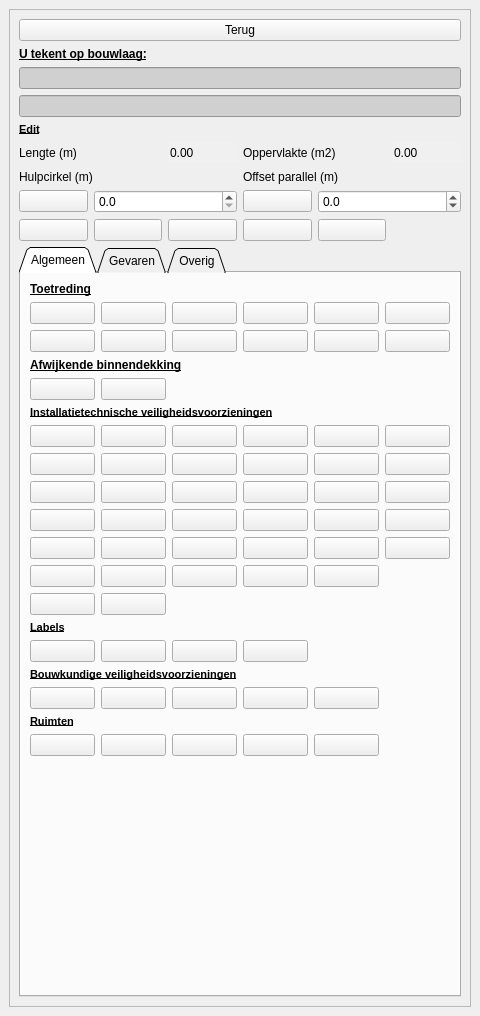
Old version of the form plugin/oiv/bag_pand/oiv_tekenen_widget.ui in the repository OIV-NL-QGIS/QGIS_project.
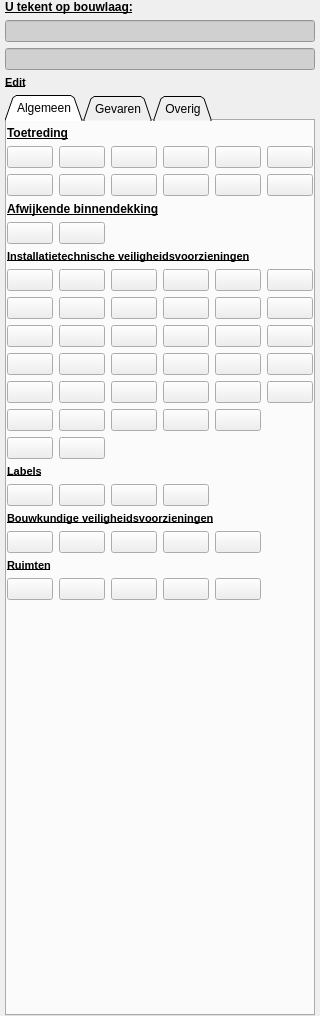
New version of the form. Icons and pictures are not drawn.

Commit message: buttons working again

Diff of the .ui file:
```diff
--- a/plugin/oiv/bag_pand/oiv_tekenen_widget.ui
+++ b/plugin/oiv/bag_pand/oiv_tekenen_widget.ui
@@ -6,7 +6,7 @@
    <rect>
     <x>0</x>
     <y>0</y>
-    <width>480</width>
+    <width>320</width>
     <height>1016</height>
    </rect>
   </property>
@@ -24,8 +24,26 @@
   </property>
   <widget class="QWidget" name="dockWidgetContents">
    <layout class="QGridLayout" name="gridLayout_2">
+    <property name="leftMargin">
+     <number>5</number>
+    </property>
+    <property name="topMargin">
+     <number>0</number>
+    </property>
+    <property name="rightMargin">
+     <number>5</number>
+    </property>
+    <property name="bottomMargin">
+     <number>0</number>
+    </property>
     <item row="0" column="0">
      <widget class="QScrollArea" name="scrollArea">
+      <property name="frameShape">
+       <enum>QFrame::NoFrame</enum>
+      </property>
+      <property name="frameShadow">
+       <enum>QFrame::Plain</enum>
+      </property>
       <property name="widgetResizable">
        <bool>true</bool>
       </property>
@@ -34,173 +52,28 @@
         <rect>
          <x>0</x>
          <y>0</y>
-         <width>460</width>
-         <height>974</height>
+         <width>310</width>
+         <height>994</height>
         </rect>
        </property>
-       <layout class="QVBoxLayout" name="verticalLayout">
-        <item>
+       <layout class="QGridLayout" name="gridLayout_5">
+        <property name="leftMargin">
+         <number>0</number>
+        </property>
+        <property name="topMargin">
+         <number>0</number>
+        </property>
+        <property name="rightMargin">
+         <number>0</number>
+        </property>
+        <property name="bottomMargin">
+         <number>0</number>
+        </property>
+        <item row="0" column="0">
          <layout class="QGridLayout" name="gridLayout">
           <item row="3" column="1">
            <layout class="QGridLayout" name="gridLayout_6">
-            <item row="11" column="2">
-             <widget class="QPushButton" name="move">
-              <property name="enabled">
-               <bool>true</bool>
-              </property>
-              <property name="sizePolicy">
-               <sizepolicy hsizetype="Minimum" vsizetype="Fixed">
-                <horstretch>0</horstretch>
-                <verstretch>0</verstretch>
-               </sizepolicy>
-              </property>
-              <property name="toolTip">
-               <string>verplaats of roteer...</string>
-              </property>
-              <property name="text">
-               <string/>
-              </property>
-              <property name="icon">
-               <iconset resource="../resources.qrc">
-                <normaloff>:/plugins/oiv/config_files/png/move.png</normaloff>:/plugins/oiv/config_files/png/move.png</iconset>
-              </property>
-              <property name="iconSize">
-               <size>
-                <width>28</width>
-                <height>28</height>
-               </size>
-              </property>
-              <property name="checkable">
-               <bool>false</bool>
-              </property>
-              <property name="autoDefault">
-               <bool>false</bool>
-              </property>
-              <property name="default">
-               <bool>false</bool>
-              </property>
-              <property name="flat">
-               <bool>false</bool>
-              </property>
-             </widget>
-            </item>
-            <item row="11" column="0">
-             <widget class="QPushButton" name="identify">
-              <property name="enabled">
-               <bool>true</bool>
-              </property>
-              <property name="sizePolicy">
-               <sizepolicy hsizetype="Minimum" vsizetype="Fixed">
-                <horstretch>0</horstretch>
-                <verstretch>0</verstretch>
-               </sizepolicy>
-              </property>
-              <property name="toolTip">
-               <string>open formulier van een object...</string>
-              </property>
-              <property name="text">
-               <string/>
-              </property>
-              <property name="icon">
-               <iconset resource="../resources.qrc">
-                <normaloff>:/plugins/oiv/config_files/png/identify.png</normaloff>:/plugins/oiv/config_files/png/identify.png</iconset>
-              </property>
-              <property name="iconSize">
-               <size>
-                <width>28</width>
-                <height>28</height>
-               </size>
-              </property>
-              <property name="checkable">
-               <bool>false</bool>
-              </property>
-              <property name="autoDefault">
-               <bool>false</bool>
-              </property>
-              <property name="default">
-               <bool>false</bool>
-              </property>
-              <property name="flat">
-               <bool>false</bool>
-              </property>
-             </widget>
-            </item>
-            <item row="6" column="3" colspan="2">
-             <widget class="QLabel" name="oppervlakte_label">
-              <property name="sizePolicy">
-               <sizepolicy hsizetype="Minimum" vsizetype="Preferred">
-                <horstretch>0</horstretch>
-                <verstretch>0</verstretch>
-               </sizepolicy>
-              </property>
-              <property name="text">
-               <string>Oppervlakte (m2)</string>
-              </property>
-             </widget>
-            </item>
-            <item row="11" column="3">
-             <widget class="QPushButton" name="delete_f">
-              <property name="toolTip">
-               <string>delete object...</string>
-              </property>
-              <property name="text">
-               <string/>
-              </property>
-              <property name="icon">
-               <iconset resource="../resources.qrc">
-                <normaloff>:/plugins/oiv/config_files/png/delete.png</normaloff>:/plugins/oiv/config_files/png/delete.png</iconset>
-              </property>
-              <property name="iconSize">
-               <size>
-                <width>28</width>
-                <height>28</height>
-               </size>
-              </property>
-             </widget>
-            </item>
-            <item row="2" column="0" colspan="6">
-             <widget class="QLineEdit" name="pand_id">
-              <property name="enabled">
-               <bool>false</bool>
-              </property>
-              <property name="sizePolicy">
-               <sizepolicy hsizetype="Minimum" vsizetype="Fixed">
-                <horstretch>0</horstretch>
-                <verstretch>0</verstretch>
-               </sizepolicy>
-              </property>
-              <property name="styleSheet">
-               <string notr="true">background-color: rgb(208, 208, 208);
-border-color: rgba(255, 255, 255, 0);</string>
-              </property>
-             </widget>
-            </item>
-            <item row="6" column="2">
-             <widget class="QDoubleSpinBox" name="lengte">
-              <property name="styleSheet">
-               <string notr="true">background-color: rgb(240, 240, 240);
-border-color: rgba(255, 255, 255, 0);</string>
-              </property>
-              <property name="frame">
-               <bool>false</bool>
-              </property>
-              <property name="buttonSymbols">
-               <enum>QAbstractSpinBox::NoButtons</enum>
-              </property>
-             </widget>
-            </item>
-            <item row="9" column="0">
-             <widget class="QPushButton" name="straal_button">
-              <property name="text">
-               <string/>
-              </property>
-              <property name="icon">
-               <iconset resource="../resources.qrc">
-                <normaloff>:/plugins/oiv/config_files/png/hulpcirkel.png</normaloff>:/plugins/oiv/config_files/png/hulpcirkel.png</iconset>
-              </property>
-             </widget>
-            </item>
-            <item row="3" column="0" colspan="6">
+            <item row="2" column="0" colspan="2">
              <widget class="QLineEdit" name="bouwlaag">
               <property name="sizePolicy">
                <sizepolicy hsizetype="Minimum" vsizetype="Fixed">
@@ -214,159 +87,28 @@
               </property>
              </widget>
             </item>
-            <item row="9" column="3">
-             <widget class="QPushButton" name="offset_button">
-              <property name="text">
-               <string/>
-              </property>
-              <property name="icon">
-               <iconset resource="../resources.qrc">
-                <normaloff>:/plugins/oiv/config_files/png/offset_parallel.png</normaloff>:/plugins/oiv/config_files/png/offset_parallel.png</iconset>
-              </property>
-              <property name="iconSize">
-               <size>
-                <width>16</width>
-                <height>16</height>
-               </size>
-              </property>
-             </widget>
-            </item>
-            <item row="6" column="5">
-             <widget class="QDoubleSpinBox" name="oppervlakte">
-              <property name="styleSheet">
-               <string notr="true">background-color: rgb(240, 240, 240);
-border-color: rgba(255, 255, 255, 0);</string>
-              </property>
-              <property name="frame">
-               <bool>false</bool>
-              </property>
-              <property name="buttonSymbols">
-               <enum>QAbstractSpinBox::NoButtons</enum>
-              </property>
-             </widget>
-            </item>
-            <item row="11" column="1">
-             <widget class="QPushButton" name="select">
-              <property name="toolTip">
-               <string>selecteer een object...</string>
-              </property>
-              <property name="text">
-               <string/>
-              </property>
-              <property name="icon">
-               <iconset resource="../resources.qrc">
-                <normaloff>:/plugins/oiv/config_files/png/select.png</normaloff>:/plugins/oiv/config_files/png/select.png</iconset>
-              </property>
-              <property name="iconSize">
-               <size>
-                <width>28</width>
-                <height>28</height>
-               </size>
-              </property>
-             </widget>
-            </item>
-            <item row="11" column="4">
-             <widget class="QPushButton" name="pan">
-              <property name="toolTip">
-               <string>selecteer de functie Pan...</string>
-              </property>
-              <property name="text">
-               <string/>
-              </property>
-              <property name="icon">
-               <iconset resource="../resources.qrc">
-                <normaloff>:/plugins/oiv/config_files/png/pan.png</normaloff>:/plugins/oiv/config_files/png/pan.png</iconset>
-              </property>
-              <property name="iconSize">
-               <size>
-                <width>28</width>
-                <height>28</height>
-               </size>
-              </property>
-             </widget>
-            </item>
-            <item row="8" column="0" colspan="3">
-             <widget class="QLabel" name="straal_label">
-              <property name="sizePolicy">
-               <sizepolicy hsizetype="Minimum" vsizetype="Preferred">
-                <horstretch>0</horstretch>
-                <verstretch>0</verstretch>
-               </sizepolicy>
-              </property>
-              <property name="text">
-               <string>Hulpcirkel (m)</string>
-              </property>
-             </widget>
-            </item>
-            <item row="8" column="3" colspan="3">
-             <widget class="QLabel" name="offset_label">
-              <property name="sizePolicy">
-               <sizepolicy hsizetype="Minimum" vsizetype="Preferred">
-                <horstretch>0</horstretch>
-                <verstretch>0</verstretch>
-               </sizepolicy>
-              </property>
-              <property name="text">
-               <string>Offset parallel (m)</string>
-              </property>
-             </widget>
-            </item>
-            <item row="6" column="0" colspan="2">
-             <widget class="QLabel" name="lengte_label">
-              <property name="sizePolicy">
-               <sizepolicy hsizetype="Minimum" vsizetype="Preferred">
-                <horstretch>0</horstretch>
-                <verstretch>0</verstretch>
-               </sizepolicy>
-              </property>
-              <property name="text">
-               <string>Lengte (m)</string>
-              </property>
-             </widget>
-            </item>
-            <item row="0" column="0" colspan="6">
-             <widget class="QPushButton" name="terug">
+            <item row="0" column="0" colspan="2">
+             <widget class="QLabel" name="label_6">
               <property name="sizePolicy">
                <sizepolicy hsizetype="Minimum" vsizetype="Fixed">
                 <horstretch>0</horstretch>
                 <verstretch>0</verstretch>
                </sizepolicy>
               </property>
+              <property name="font">
+               <font>
+                <family>Arial</family>
+                <weight>75</weight>
+                <bold>true</bold>
+                <underline>true</underline>
+               </font>
+              </property>
               <property name="text">
-               <string>Terug</string>
+               <string>U tekent op bouwlaag:</string>
               </property>
-              <property name="iconSize">
-               <size>
-                <width>28</width>
-                <height>28</height>
-               </size>
-              </property>
              </widget>
             </item>
-            <item row="9" column="1" colspan="2">
-             <widget class="QDoubleSpinBox" name="straal">
-              <property name="decimals">
-               <number>1</number>
-              </property>
-              <property name="maximum">
-               <double>1000.000000000000000</double>
-              </property>
-             </widget>
-            </item>
-            <item row="9" column="4" colspan="2">
-             <widget class="QDoubleSpinBox" name="offset">
-              <property name="decimals">
-               <number>1</number>
-              </property>
-              <property name="minimum">
-               <double>-1000.000000000000000</double>
-              </property>
-              <property name="maximum">
-               <double>1000.000000000000000</double>
-              </property>
-             </widget>
-            </item>
-            <item row="4" column="0" colspan="6">
+            <item row="3" column="0" colspan="2">
              <widget class="QLabel" name="label_7">
               <property name="sizePolicy">
                <sizepolicy hsizetype="Preferred" vsizetype="Fixed">
@@ -389,24 +131,20 @@
               </property>
              </widget>
             </item>
-            <item row="1" column="0" colspan="6">
-             <widget class="QLabel" name="label_6">
+            <item row="1" column="0" colspan="2">
+             <widget class="QLineEdit" name="pand_id">
+              <property name="enabled">
+               <bool>false</bool>
+              </property>
               <property name="sizePolicy">
                <sizepolicy hsizetype="Minimum" vsizetype="Fixed">
                 <horstretch>0</horstretch>
                 <verstretch>0</verstretch>
                </sizepolicy>
               </property>
-              <property name="font">
-               <font>
-                <family>Arial</family>
-                <weight>75</weight>
-                <bold>true</bold>
-                <underline>true</underline>
-               </font>
-              </property>
-              <property name="text">
-               <string>U tekent op bouwlaag:</string>
+              <property name="styleSheet">
+               <string notr="true">background-color: rgb(208, 208, 208);
+border-color: rgba(255, 255, 255, 0);</string>
               </property>
              </widget>
             </item>
@@ -425,6 +163,18 @@
               <string>Algemeen</string>
              </attribute>
              <layout class="QGridLayout" name="gridLayout_3">
+              <property name="leftMargin">
+               <number>0</number>
+              </property>
+              <property name="topMargin">
+               <number>5</number>
+              </property>
+              <property name="rightMargin">
+               <number>0</number>
+              </property>
+              <property name="bottomMargin">
+               <number>0</number>
+              </property>
               <item row="15" column="1">
                <widget class="QPushButton" name="label_gevaar">
                 <property name="enabled">
```
Left out of the diff: 231 changed lines with no effect on the pictures. The commit also changes 19 other files.
